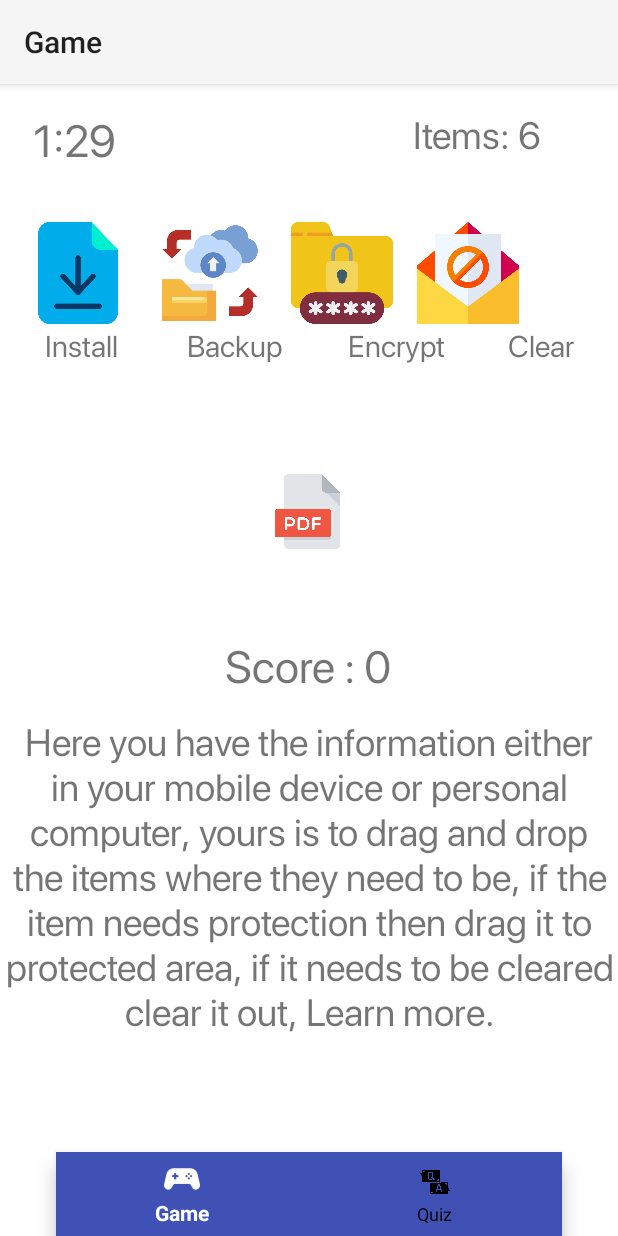
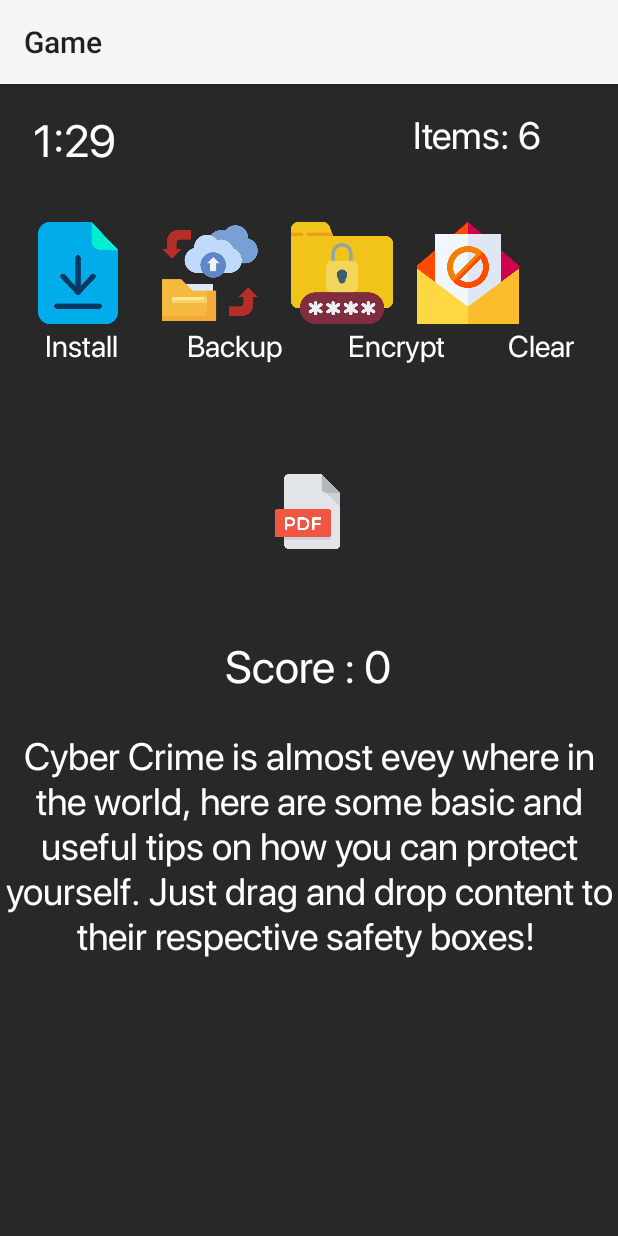
Before and after one commit to TanayK07/Cykids_UIA, an Android app: the levelTwoGame screen opened directly, with no data from a screen before it, on a phone screen of 412 x 824 dp. Run offline under Robolectric (Android 15) with nearby library versions, the light colour scheme and no system bars.

Commit message:
removed quiz and updated theme

```diff
--- a/app/src/main/res/layout/activity_level_two_game.xml
+++ b/app/src/main/res/layout/activity_level_two_game.xml
@@ -5,7 +5,7 @@
     xmlns:tools="http://schemas.android.com/tools"
     android:layout_width="match_parent"
     android:layout_height="match_parent"
-    android:background="#fff">
+    android:background="#282828">
 
     <TextView
         android:id="@+id/timer"
@@ -14,6 +14,7 @@
         android:layout_marginStart="16dp"
         android:layout_marginTop="16dp"
         android:textSize="30sp"
+        android:textColor="@color/colorWhite"
         android:fontFamily="@font/regular"
         app:layout_constraintStart_toStartOf="parent"
         app:layout_constraintTop_toTopOf="parent"
@@ -26,6 +27,7 @@
         android:layout_marginTop="16dp"
         android:fontFamily="@font/regular"
         android:text="Items to protect: "
+        android:textColor="@color/colorWhite"
         android:textSize="25sp"
         app:layout_constraintEnd_toEndOf="parent"
         app:layout_constraintHorizontal_bias="0.844"
@@ -136,6 +138,7 @@
         android:fontFamily="@font/regular"
         android:text="Install"
         android:textSize="20sp"
+        android:textColor="@color/colorWhite"
         app:layout_constraintBottom_toTopOf="@+id/bottom_navigation"
         app:layout_constraintEnd_toEndOf="parent"
         app:layout_constraintHorizontal_bias="0.083"
@@ -159,6 +162,7 @@
         android:layout_height="wrap_content"
         android:fontFamily="@font/regular"
         android:text="Backup"
+        android:textColor="#fff"
         android:textSize="20sp"
         app:layout_constraintBottom_toTopOf="@+id/bottom_navigation"
         app:layout_constraintEnd_toEndOf="parent"
@@ -182,6 +186,7 @@
         android:layout_height="wrap_content"
         android:fontFamily="@font/regular"
         android:text="Encrypt"
+        android:textColor="#fff"
         android:textSize="20sp"
         app:layout_constraintBottom_toTopOf="@+id/bottom_navigation"
         app:layout_constraintEnd_toEndOf="parent"
@@ -193,6 +198,7 @@
     <ImageView
         android:id="@+id/organicBin"
         android:layout_width="72dp"
+        android:textColor="#2F3F97"
         android:layout_height="68dp"
         android:layout_marginStart="12dp"
         app:layout_constraintStart_toEndOf="@+id/paperBin"
@@ -205,6 +211,7 @@
         android:layout_height="wrap_content"
         android:fontFamily="@font/regular"
         android:text="Clear"
+        android:textColor="#fff"
         android:textSize="20sp"
         app:layout_constraintBottom_toTopOf="@+id/bottom_navigation"
         app:layout_constraintEnd_toEndOf="parent"
@@ -218,6 +225,7 @@
         android:layout_width="wrap_content"
         android:layout_height="wrap_content"
         android:text="Score : 0"
+        android:textColor="#fff"
         android:textSize="30sp"
         android:fontFamily="@font/regular"
         app:layout_constraintBottom_toTopOf="@+id/bottom_navigation"
@@ -231,8 +239,9 @@
         android:id="@+id/description"
         android:layout_width="wrap_content"
         android:layout_height="wrap_content"
-        android:text="Here you have the information either in your mobile device or personal computer, yours is to drag and drop the items where they need to be, if the item needs protection then drag it to protected area, if it needs to be cleared clear it out, Learn more."
+        android:text="Cyber Crime is almost evey where in the world, here are some basic and useful tips on how you can protect yourself. Just drag and drop content to their respective safety boxes! "
         android:textSize="25sp"
+        android:textColor="#fff"
         android:textAlignment="center"
         android:fontFamily="@font/regular"
         app:layout_constraintBottom_toTopOf="@+id/bottom_navigation"
--- a/app/src/main/res/menu/menu_navigation.xml
+++ b/app/src/main/res/menu/menu_navigation.xml
@@ -1,15 +1,4 @@
 <?xml version="1.0" encoding="utf-8"?>
 <menu xmlns:android="http://schemas.android.com/apk/res/android" >
 
-    <item
-        android:id="@+id/game"
-        android:title="Game"
-        android:fontFamily="@font/regular"
-        android:icon="@drawable/game"/>
-    <item
-        android:id="@+id/quiz"
-        android:title="Quiz"
-        android:fontFamily="@font/regular"
-        android:icon="@drawable/quiz"/>
-
 </menu>
```
